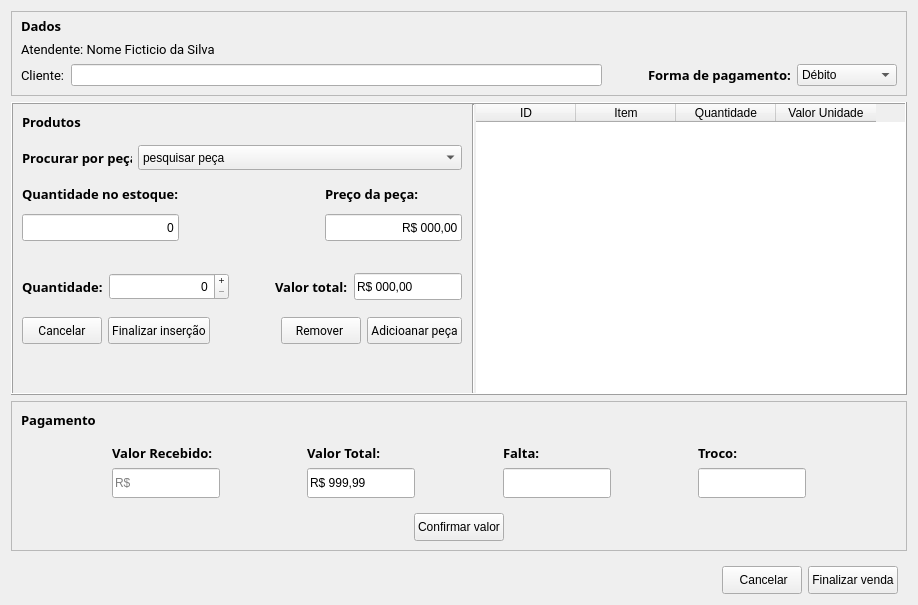
Before: the Qt Designer form view/sale.ui in PedroGregori/Projeto_Integrador--SENAC_BA-2022, drawn with Qt 5.
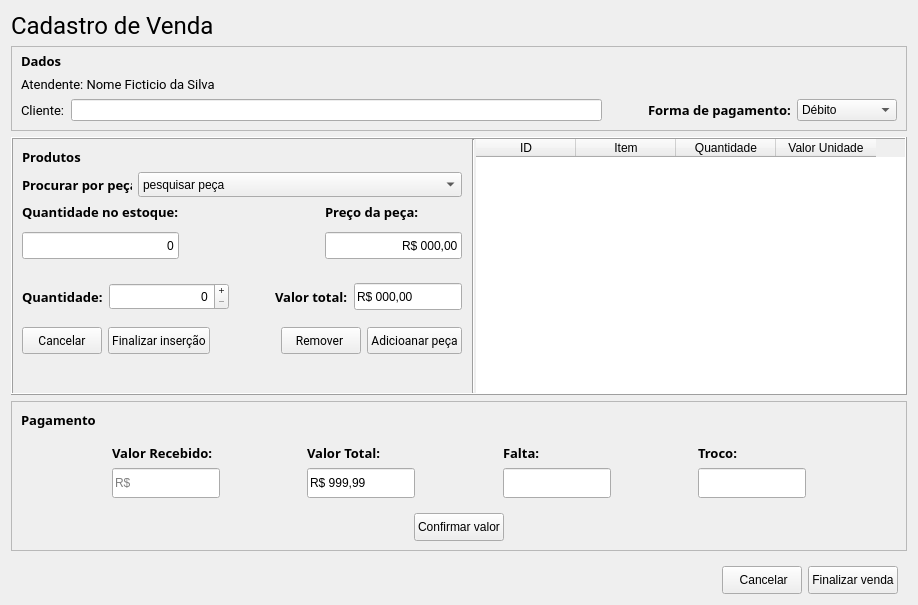
After: the same form once the commit is applied.

```diff
--- a/view/sale.ui
+++ b/view/sale.ui
@@ -14,6 +14,19 @@
    <string>Form</string>
   </property>
   <layout class="QVBoxLayout" name="verticalLayout_11">
+   <item>
+    <widget class="QLabel" name="title">
+     <property name="font">
+      <font>
+       <family>Roboto</family>
+       <pointsize>18</pointsize>
+      </font>
+     </property>
+     <property name="text">
+      <string>Cadastro de Venda</string>
+     </property>
+    </widget>
+   </item>
    <item>
     <widget class="QFrame" name="frame_data">
      <property name="frameShape">
```
